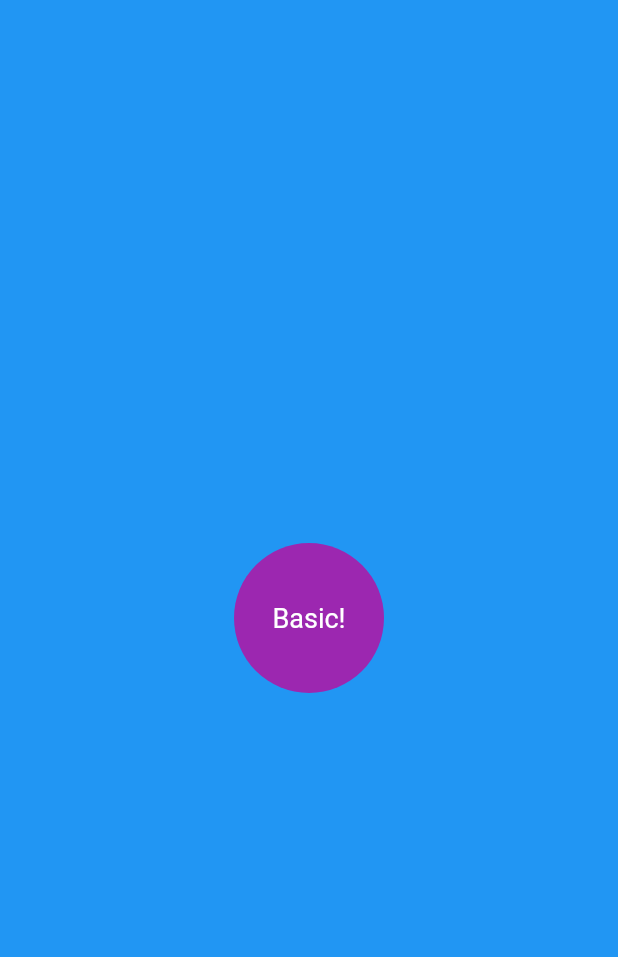
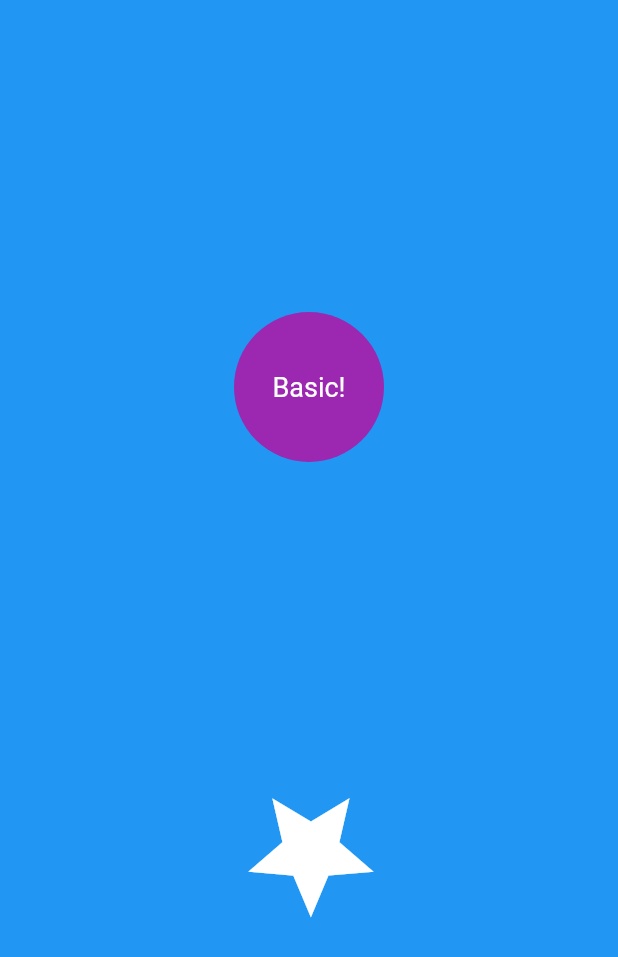
Before and after one commit to AMG2001/flutter_courses_and_projects, a Flutter app: the screen it shows after launch, on a phone screen of 412 x 824 dp. Shown: the top 957 px of the screen. Run offline on Flutter 3.47's test engine with Material 2 defaults, Android fonts, the light colour scheme and no system bars; our stand-ins replace animated_theme_switcher, audioplayers, cloud_firestore, firebase_auth, firebase_core, flutter_swipe_action_cell and 6 more; missing offline and left inert: dart:ffi; accounts and stored records are empty.

Commit message:
animido app finished

```diff
--- a/Mustafa_Hussien_Course/animido/lib/home_page.dart
+++ b/Mustafa_Hussien_Course/animido/lib/home_page.dart
@@ -1,3 +1,5 @@
+import 'dart:math';
+
 import 'package:flutter/material.dart';
 
 class HomePage extends StatefulWidget {
@@ -7,7 +9,26 @@ class HomePage extends StatefulWidget {
   State<HomePage> createState() => _HomePageState();
 }
 
-class _HomePageState extends State<HomePage> {
+class _HomePageState extends State<HomePage>
+    with SingleTickerProviderStateMixin {
+  late AnimationController _starAnimationController;
+
+  @override
+  void initState() {
+    super.initState();
+    _starAnimationController = AnimationController(
+      vsync: this,
+      duration: Duration(seconds: 2),
+    );
+
+    // is to make animation start only from 0 to 1 .
+    _starAnimationController.forward();
+    // is to make animation start from 1 to 0 only .
+    _starAnimationController.reverse();
+    // to make repeat it self infinity .
+    _starAnimationController.repeat();
+  }
+
   late double height;
   late double width;
 
@@ -23,18 +44,55 @@ class _HomePageState extends State<HomePage> {
         child: Stack(
           children: [
             _backgroundContainer(),
-            _basicButton(),
+            Column(
+              mainAxisAlignment: MainAxisAlignment.spaceEvenly,
+              crossAxisAlignment: CrossAxisAlignment.center,
+              mainAxisSize: MainAxisSize.max,
+              children: [_basicButton(), _starIcon()],
+            )
           ],
         ),
       ),
     );
   }
 
+  Widget _starIcon() {
+    return AnimatedBuilder(
+      animation: _starAnimationController.view,
+      builder: (context, child) {
+        return Transform.rotate(
+            /**
+           * _starAnimationController.value will be in degree , but we need raduis not degree
+           * so with math we make it : _starAnimationController.value * 2 * pi
+           */
+            angle: _starAnimationController.value * 2 * pi,
+            child: child);
+      },
+      child: Icon(
+        Icons.star,
+        color: Colors.white,
+        size: 100,
+      ),
+    );
+  }
+
+  Tween<double> _scaleAnimation = Tween<double>(begin: 0.0, end: 1.0);
+
   Widget _backgroundContainer() {
-    return Container(
-      width: width,
-      height: height,
-      color: Colors.blue,
+    return TweenAnimationBuilder(
+      tween: _scaleAnimation,
+      duration: Duration(milliseconds: 750),
+      builder: (context, value, child) {
+        return Transform.scale(
+          child: child,
+          scale: value,
+        );
+      },
+      child: Container(
+        width: width,
+        height: height,
+        color: Colors.blue,
+      ),
     );
   }
 
```
